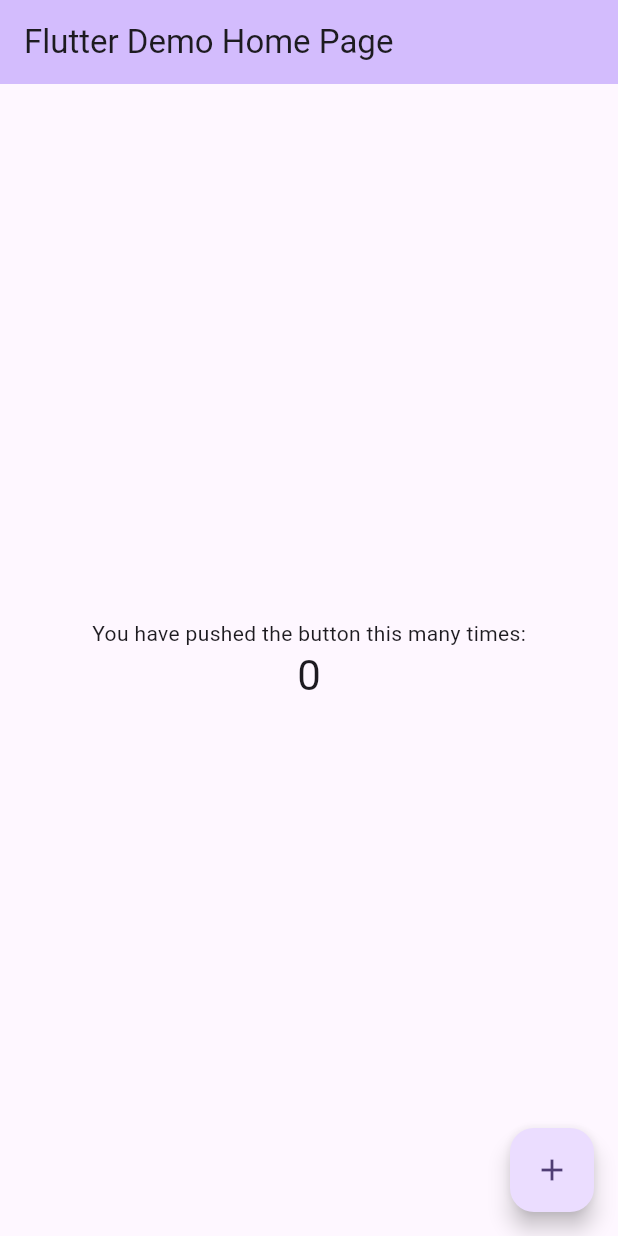
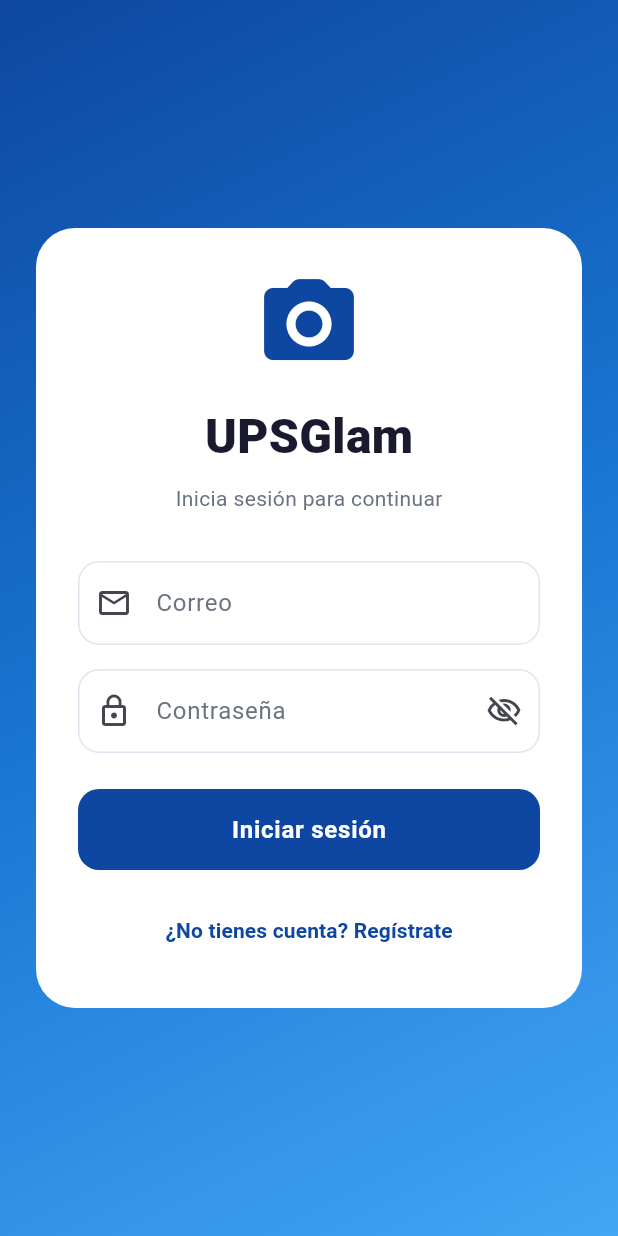
Before and after one commit to jhonatanT04/UPSGlam-3.0, a Flutter app: the screen it shows after launch, on a phone screen of 412 x 824 dp. Run offline on Flutter 3.47's test engine with Material 3 defaults, Android fonts, the phone set to English and light mode, and no system bars; our stand-ins replace flutter_riverpod; Roboto replaces fonts that are missing (Poppins).

Commit message:
Se crea componentes de login y registro para la App

```diff
--- /dev/null
+++ b/ups_glam/lib/core/theme/app_theme.dart
@@ -0,0 +1,76 @@
+import 'package:flutter/material.dart';
+
+/// Paleta UPSGlam
+/// Azul UPS institucional como primario, blanco roto para superficies,
+/// acento coral para acciones principales.
+class AppTheme {
+  AppTheme._();
+
+  // ── Colores ────────────────────────────────
+  static const Color primary = Color(0xFF0D47A1);    // Azul UPS
+  static const Color primaryLight = Color(0xFF1565C0);
+  static const Color accent = Color(0xFFFF5252);     // Coral / like
+  static const Color surface = Color(0xFFF8F9FC);
+  static const Color card = Color(0xFFFFFFFF);
+  static const Color textPrimary = Color(0xFF1A1A2E);
+  static const Color textSecondary = Color(0xFF6B7280);
+  static const Color inputBorder = Color(0xFFE0E4EF);
+  static const Color error = Color(0xFFEF4444);
+
+  // ── Gradiente de fondo auth ────────────────
+  static const LinearGradient authBackground = LinearGradient(
+    begin: Alignment.topLeft,
+    end: Alignment.bottomRight,
+    colors: [Color(0xFF0D47A1), Color(0xFF1976D2), Color(0xFF42A5F5)],
+    stops: [0.0, 0.5, 1.0],
+  );
+
+  static ThemeData get theme => ThemeData(
+        useMaterial3: true,
+        colorScheme: ColorScheme.fromSeed(
+          seedColor: primary,
+          brightness: Brightness.light,
+        ),
+        scaffoldBackgroundColor: surface,
+        fontFamily: 'Poppins', // añadir en pubspec.yaml
+        inputDecorationTheme: InputDecorationTheme(
+          filled: true,
+          fillColor: card,
+          contentPadding:
+              const EdgeInsets.symmetric(horizontal: 20, vertical: 16),
+          border: OutlineInputBorder(
+            borderRadius: BorderRadius.circular(14),
+            borderSide: const BorderSide(color: inputBorder),
+          ),
+          enabledBorder: OutlineInputBorder(
+            borderRadius: BorderRadius.circular(14),
+            borderSide: const BorderSide(color: inputBorder),
+          ),
+          focusedBorder: OutlineInputBorder(
+            borderRadius: BorderRadius.circular(14),
+            borderSide: const BorderSide(color: primary, width: 2),
+          ),
+          errorBorder: OutlineInputBorder(
+            borderRadius: BorderRadius.circular(14),
+            borderSide: const BorderSide(color: error),
+          ),
+          labelStyle: const TextStyle(color: textSecondary),
+        ),
+        elevatedButtonTheme: ElevatedButtonThemeData(
+          style: ElevatedButton.styleFrom(
+            backgroundColor: primary,
+            foregroundColor: Colors.white,
+            minimumSize: const Size(double.infinity, 54),
+            shape: RoundedRectangleBorder(
+              borderRadius: BorderRadius.circular(14),
+            ),
+            textStyle: const TextStyle(
+              fontSize: 16,
+              fontWeight: FontWeight.w600,
+              letterSpacing: 0.5,
+            ),
+            elevation: 0,
+          ),
+        ),
+      );
+}
--- /dev/null
+++ b/ups_glam/lib/features/auth/login_screen.dart
@@ -0,0 +1,154 @@
+import 'package:flutter/material.dart';
+import 'package:ups_glam/core/theme/app_theme.dart';
+import 'package:ups_glam/features/auth/register_screen.dart';
+
+class LoginScreen extends StatefulWidget {
+  const LoginScreen({super.key});
+
+  static const route = '/login';
+
+  @override
+  State<LoginScreen> createState() => _LoginScreenState();
+}
+
+class _LoginScreenState extends State<LoginScreen> {
+  final emailCtrl = TextEditingController();
+  final passwordCtrl = TextEditingController();
+
+  bool obscure = true;
+  bool loading = false;
+
+  @override
+  void dispose() {
+    emailCtrl.dispose();
+    passwordCtrl.dispose();
+    super.dispose();
+  }
+
+  Future<void> login() async {
+    setState(() => loading = true);
+
+    await Future.delayed(const Duration(seconds: 1));
+
+    setState(() => loading = false);
+
+    if (!mounted) return;
+
+    Navigator.pushReplacementNamed(context, '/feed');
+  }
+
+  @override
+  Widget build(BuildContext context) {
+    return Scaffold(
+      body: Container(
+        decoration: const BoxDecoration(
+          gradient: AppTheme.authBackground,
+        ),
+        child: SafeArea(
+          child: Center(
+            child: SingleChildScrollView(
+              padding: const EdgeInsets.all(24),
+              child: Container(
+                width: 420,
+                padding: const EdgeInsets.all(28),
+                decoration: BoxDecoration(
+                  color: Colors.white,
+                  borderRadius: BorderRadius.circular(26),
+                ),
+                child: Column(
+                  children: [
+                    const Icon(
+                      Icons.camera_alt_rounded,
+                      size: 72,
+                      color: AppTheme.primary,
+                    ),
+                    const SizedBox(height: 16),
+                    const Text(
+                      'UPSGlam',
+                      style: TextStyle(
+                        fontSize: 32,
+                        fontWeight: FontWeight.w800,
+                        color: AppTheme.textPrimary,
+                      ),
+                    ),
+                    const SizedBox(height: 8),
+                    const Text(
+                      'Inicia sesión para continuar',
+                      style: TextStyle(
+                        color: AppTheme.textSecondary,
+                      ),
+                    ),
+                    const SizedBox(height: 32),
+
+                    TextField(
+                      controller: emailCtrl,
+                      keyboardType: TextInputType.emailAddress,
+                      decoration: const InputDecoration(
+                        labelText: 'Correo',
+                        prefixIcon: Icon(Icons.email_outlined),
+                      ),
+                    ),
+
+                    const SizedBox(height: 16),
+
+                    TextField(
+                      controller: passwordCtrl,
+                      obscureText: obscure,
+                      decoration: InputDecoration(
+                        labelText: 'Contraseña',
+                        prefixIcon: const Icon(Icons.lock_outline),
+                        suffixIcon: IconButton(
+                          icon: Icon(
+                            obscure
+                                ? Icons.visibility_off_outlined
+                                : Icons.visibility_outlined,
+                          ),
+                          onPressed: () {
+                            setState(() {
+                              obscure = !obscure;
+                            });
+                          },
+                        ),
+                      ),
+                    ),
+
+                    const SizedBox(height: 24),
+
+                    ElevatedButton(
+                      onPressed: loading ? null : login,
+                      child: loading
+                          ? const CircularProgressIndicator(
+                              color: Colors.white,
+                            )
+                          : const Text('Iniciar sesión'),
+                    ),
+
+                    const SizedBox(height: 16),
+
+                    TextButton(
+                      onPressed: () {
+                        Navigator.push(
+                          context,
+                          MaterialPageRoute(
+                            builder: (_) => const RegisterScreen(),
+                          ),
+                        );
+                      },
+                      child: const Text(
+                        '¿No tienes cuenta? Regístrate',
+                        style: TextStyle(
+                          color: AppTheme.primary,
+                          fontWeight: FontWeight.w600,
+                        ),
+                      ),
+                    )
+                  ],
+                ),
+              ),
+            ),
+          ),
+        ),
+      ),
+    );
+  }
+}
--- a/ups_glam/lib/main.dart
+++ b/ups_glam/lib/main.dart
@@ -1,122 +1,28 @@
 import 'package:flutter/material.dart';
+import 'package:flutter_riverpod/flutter_riverpod.dart';
+import 'package:ups_glam/features/auth/login_screen.dart';
+import 'core/theme/app_theme.dart';
+
 
 void main() {
-  runApp(const MyApp());
+  runApp(
+    const ProviderScope(
+      child: UPSGlamApp(),
+    ),
+  );
 }
 
-class MyApp extends StatelessWidget {
-  const MyApp({super.key});
+class UPSGlamApp extends StatelessWidget {
+  const UPSGlamApp({super.key});
 
-  // This widget is the root of your application.
   @override
   Widget build(BuildContext context) {
     return MaterialApp(
-      title: 'Flutter Demo',
-      theme: ThemeData(
-        // This is the theme of your application.
-        //
-        // TRY THIS: Try running your application with "flutter run". You'll see
-        // the application has a purple toolbar. Then, without quitting the app,
-        // try changing the seedColor in the colorScheme below to Colors.green
-        // and then invoke "hot reload" (save your changes or press the "hot
-        // reload" button in a Flutter-supported IDE, or press "r" if you used
-        // the command line to start the app).
-        //
-        // Notice that the counter didn't reset back to zero; the application
-        // state is not lost during the reload. To reset the state, use hot
-        // restart instead.
-        //
-        // This works for code too, not just values: Most code changes can be
-        // tested with just a hot reload.
-        colorScheme: .fromSeed(seedColor: Colors.deepPurple),
-      ),
-      home: const MyHomePage(title: 'Flutter Demo Home Page'),
+      title: 'UPSGlam',
+      debugShowCheckedModeBanner: false,
+      theme: AppTheme.theme,
+      home: const LoginScreen(),
     );
   }
+
 }
-
-class MyHomePage extends StatefulWidget {
-  const MyHomePage({super.key, required this.title});
-
-  // This widget is the home page of your application. It is stateful, meaning
-  // that it has a State object (defined below) that contains fields that affect
-  // how it looks.
-
-  // This class is the configuration for the state. It holds the values (in this
-  // case the title) provided by the parent (in this case the App widget) and
-  // used by the build method of the State. Fields in a Widget subclass are
-  // always marked "final".
-
-  final String title;
-
-  @override
-  State<MyHomePage> createState() => _MyHomePageState();
-}
-
-class _MyHomePageState extends State<MyHomePage> {
-  int _counter = 0;
-
-  void _incrementCounter() {
-    setState(() {
-      // This call to setState tells the Flutter framework that something has
-      // changed in this State, which causes it to rerun the build method below
-      // so that the display can reflect the updated values. If we changed
-      // _counter without calling setState(), then the build method would not be
-      // called again, and so nothing would appear to happen.
-      _counter++;
-    });
-  }
-
-  @override
-  Widget build(BuildContext context) {
-    // This method is rerun every time setState is called, for instance as done
-    // by the _incrementCounter method above.
-    //
-    // The Flutter framework has been optimized to make rerunning build methods
-    // fast, so that you can just rebuild anything that needs updating rather
-    // than having to individually change instances of widgets.
-    return Scaffold(
-      appBar: AppBar(
-        // TRY THIS: Try changing the color here to a specific color (to
-        // Colors.amber, perhaps?) and trigger a hot reload to see the AppBar
-        // change color while the other colors stay the same.
-        backgroundColor: Theme.of(context).colorScheme.inversePrimary,
-        // Here we take the value from the MyHomePage object that was created by
-        // the App.build method, and use it to set our appbar title.
-        title: Text(widget.title),
-      ),
-      body: Center(
-        // Center is a layout widget. It takes a single child and positions it
-        // in the middle of the parent.
-        child: Column(
-          // Column is also a layout widget. It takes a list of children and
-          // arranges them vertically. By default, it sizes itself to fit its
-          // children horizontally, and tries to be as tall as its parent.
-          //
-          // Column has various properties to control how it sizes itself and
-          // how it positions its children. Here we use mainAxisAlignment to
-          // center the children vertically; the main axis here is the vertical
-          // axis because Columns are vertical (the cross axis would be
-          // horizontal).
-          //
-          // TRY THIS: Invoke "debug painting" (choose the "Toggle Debug Paint"
-          // action in the IDE, or press "p" in the console), to see the
-          // wireframe for each widget.
-          mainAxisAlignment: .center,
-          children: [
-            const Text('You have pushed the button this many times:'),
-            Text(
-              '$_counter',
-              style: Theme.of(context).textTheme.headlineMedium,
-            ),
-          ],
-        ),
-      ),
-      floatingActionButton: FloatingActionButton(
-        onPressed: _incrementCounter,
-        tooltip: 'Increment',
-        child: const Icon(Icons.add),
-      ),
-    );
-  }
-}
--- a/ups_glam/pubspec.yaml
+++ b/ups_glam/pubspec.yaml
@@ -30,11 +30,11 @@ environment:
 dependencies:
   flutter:
     sdk: flutter
-
   # The following adds the Cupertino Icons font to your application.
   # Use with the CupertinoIcons class for iOS style icons.
+  flutter_riverpod: ^2.5.1
+
   cupertino_icons: ^1.0.8
-
 dev_dependencies:
   flutter_test:
     sdk: flutter
@@ -45,7 +45,6 @@ dev_dependencies:
   # package. See that file for information about deactivating specific lint
   # rules and activating additional ones.
   flutter_lints: ^6.0.0
-
 # For information on the generic Dart part of this file, see the
 # following page: https://dart.dev/tools/pub/pubspec
 
```
Also changed, not shown: ups_glam/lib/features/auth/register_screen.dart (added, +146 -0 lines), ups_glam/pubspec.lock, 1 other file.
